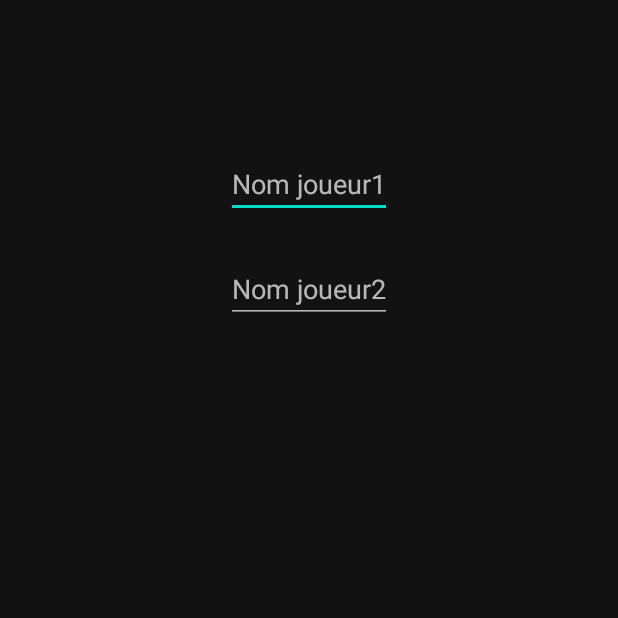
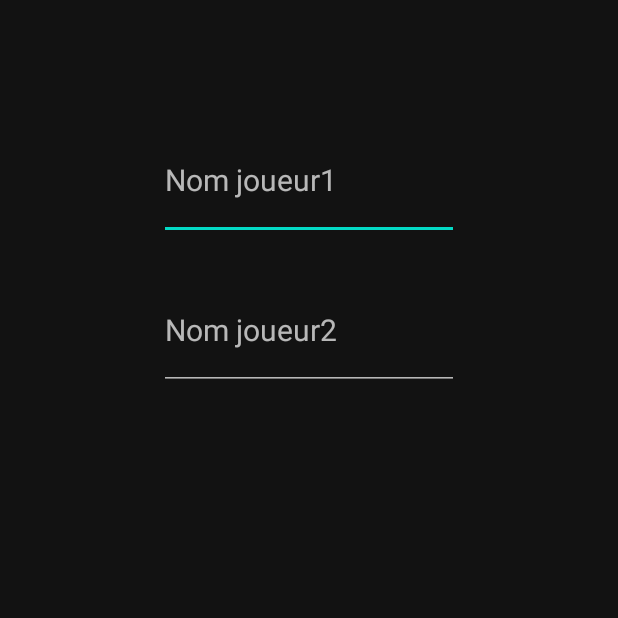
Before and after one commit to rettuba/2020-JER-SpeedQuiz-rettuba, an Android app: the menu_speed_quiz screen opened directly, with no data from a screen before it, on a phone screen of 412 x 824 dp, the top half of it. Run offline under Robolectric (Android 15) with nearby library versions, the phone set to English and light mode, and no system bars.

Commit message:
récupérer et afficher le nom du joueur grâce à l'intent

```diff
--- a/app/src/main/res/layout/activity_menu_speed_quiz.xml
+++ b/app/src/main/res/layout/activity_menu_speed_quiz.xml
@@ -12,29 +12,32 @@
 
         <EditText
             android:id="@+id/creer_joueur1"
-            android:layout_width="wrap_content"
-            android:layout_height="wrap_content"
+            android:layout_width="200dp"
+            android:layout_height="80dp"
             android:layout_centerInParent="true"
             android:layout_alignParentTop="true"
-            android:layout_marginTop="100dp"
-            android:hint="@string/hint_joueur1"/>
+            android:layout_marginTop="80dp"
+            android:hint="@string/hint_joueur1"
+            android:textSize="20dp"/>
 
         <EditText
             android:id="@+id/creer_joueur2"
-            android:layout_width="wrap_content"
-            android:layout_height="wrap_content"
+            android:layout_width="200dp"
+            android:layout_height="80dp"
             android:layout_centerInParent="true"
             android:layout_alignTop="@id/creer_joueur1"
-            android:layout_marginTop="70dp"
-            android:hint="@string/hint_joueur2"/>
+            android:layout_marginTop="100dp"
+            android:hint="@string/hint_joueur2"
+            android:textSize="20dp"/>
 
 
         <com.google.android.material.button.MaterialButton
             android:id="@+id/jouer"
-            android:layout_width="wrap_content"
-            android:layout_height="wrap_content"
+            android:layout_width="200dp"
+            android:layout_height="100dp"
             android:layout_centerInParent="true"
-            android:text="@string/bouton_jouer"/>
+            android:text="@string/bouton_jouer"
+            android:textSize="30dp"/>
     </RelativeLayout>
 
 </LinearLayout>
```
Also changed, not shown: app/src/main/java/com/rettuba/speedquiz/MainActivity.java (+9 -0 lines), app/src/main/java/com/rettuba/speedquiz/menu_speed_quiz.java (+16 -2 lines).
